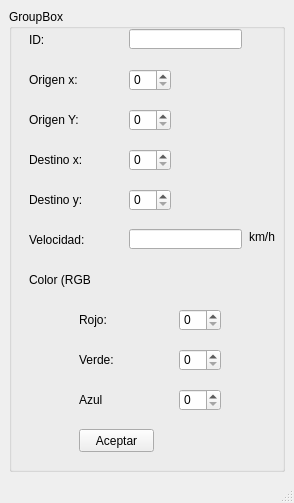
Before: the Qt Designer form mainwindow.ui in SaulCabello/Actividad-10, drawn with Qt 5.
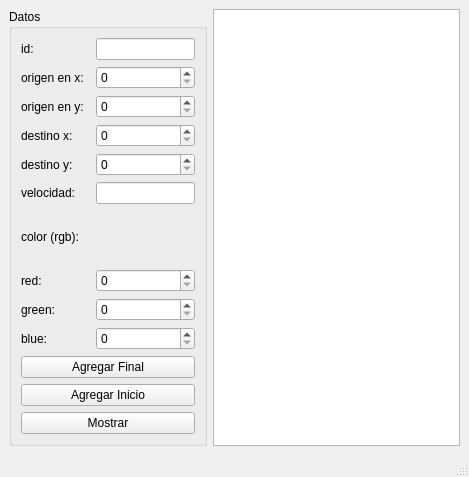
After: the same form once the commit is applied.

Diff of the .ui file:
```diff
--- a/mainwindow.ui
+++ b/mainwindow.ui
@@ -6,288 +6,172 @@
    <rect>
     <x>0</x>
     <y>0</y>
-    <width>294</width>
-    <height>503</height>
+    <width>469</width>
+    <height>477</height>
    </rect>
   </property>
   <property name="windowTitle">
    <string>MainWindow</string>
   </property>
   <widget class="QWidget" name="centralwidget">
-   <layout class="QGridLayout" name="gridLayout">
+   <layout class="QGridLayout" name="gridLayout_2">
     <item row="0" column="0">
      <widget class="QGroupBox" name="groupBox">
       <property name="title">
-       <string>GroupBox</string>
+       <string>Datos</string>
       </property>
-      <widget class="QPushButton" name="pushButton">
-       <property name="geometry">
-        <rect>
-         <x>70</x>
-         <y>420</y>
-         <width>75</width>
-         <height>23</height>
-        </rect>
-       </property>
+      <layout class="QGridLayout" name="gridLayout">
+       <item row="13" column="0" colspan="3">
+        <widget class="QPushButton" name="mostrar_pushButton">
        <property name="text">
-        <string>Aceptar</string>
-       </property>
-      </widget>
-      <widget class="QSpinBox" name="spinBox_7">
-       <property name="geometry">
-        <rect>
-         <x>120</x>
-         <y>140</y>
-         <width>42</width>
-         <height>22</height>
-        </rect>
-       </property>
+          <string>Mostrar</string>
+         </property>
+        </widget>
+       </item>
+       <item row="7" column="2">
+        <widget class="QSpinBox" name="red_spinBox">
        <property name="maximum">
         <number>500</number>
        </property>
       </widget>
-      <widget class="QLabel" name="label_2">
-       <property name="geometry">
-        <rect>
-         <x>20</x>
-         <y>60</y>
-         <width>61</width>
-         <height>21</height>
-        </rect>
-       </property>
+       </item>
+       <item row="0" column="0">
+        <widget class="QLabel" name="label">
        <property name="text">
-        <string>Origen x:</string>
-       </property>
-      </widget>
-      <widget class="QLabel" name="label_11">
-       <property name="geometry">
-        <rect>
-         <x>240</x>
-         <y>220</y>
-         <width>41</width>
-         <height>16</height>
-        </rect>
-       </property>
+          <string>id:</string>
+         </property>
+        </widget>
+       </item>
+       <item row="8" column="2">
+        <widget class="QSpinBox" name="green_spinBox">
+         <property name="maximum">
+          <number>500</number>
+         </property>
+        </widget>
+       </item>
+       <item row="9" column="0" colspan="2">
+        <widget class="QLabel" name="label_10">
        <property name="text">
-        <string>km/h</string>
-       </property>
-      </widget>
-      <widget class="QLabel" name="label_7">
-       <property name="geometry">
-        <rect>
-         <x>70</x>
-         <y>300</y>
-         <width>61</width>
-         <height>21</height>
-        </rect>
-       </property>
+          <string>blue: </string>
+         </property>
+        </widget>
+       </item>
+       <item row="8" column="0" colspan="2">
+        <widget class="QLabel" name="label_9">
        <property name="text">
-        <string>Rojo:</string>
-       </property>
-      </widget>
-      <widget class="QSpinBox" name="spinBox_3">
-       <property name="geometry">
-        <rect>
-         <x>170</x>
-         <y>380</y>
-         <width>42</width>
-         <height>22</height>
-        </rect>
-       </property>
+          <string>green:</string>
+         </property>
+        </widget>
+       </item>
+       <item row="3" column="2">
+        <widget class="QSpinBox" name="destino_x_spinBox">
        <property name="maximum">
-        <number>255</number>
-       </property>
-      </widget>
-      <widget class="QSpinBox" name="spinBox_8">
-       <property name="geometry">
-        <rect>
-         <x>120</x>
-         <y>180</y>
-         <width>42</width>
-         <height>22</height>
-        </rect>
-       </property>
-       <property name="maximum">
         <number>500</number>
        </property>
       </widget>
+       </item>
+       <item row="2" column="0">
       <widget class="QLabel" name="label_3">
-       <property name="geometry">
-        <rect>
-         <x>20</x>
-         <y>100</y>
-         <width>61</width>
-         <height>21</height>
-        </rect>
-       </property>
        <property name="text">
-        <string>Origen Y:</string>
-       </property>
-      </widget>
+          <string>origen en y:</string>
+         </property>
+        </widget>
+       </item>
+       <item row="5" column="0">
       <widget class="QLabel" name="label_6">
-       <property name="geometry">
-        <rect>
-         <x>20</x>
-         <y>180</y>
-         <width>61</width>
-         <height>21</height>
-        </rect>
-       </property>
        <property name="text">
-        <string>Destino y:</string>
-       </property>
-      </widget>
-      <widget class="QLineEdit" name="lineEdit_2">
-       <property name="geometry">
-        <rect>
-         <x>120</x>
-         <y>220</y>
-         <width>113</width>
-         <height>20</height>
-        </rect>
-       </property>
-      </widget>
-      <widget class="QSpinBox" name="spinBox_2">
-       <property name="geometry">
-        <rect>
-         <x>170</x>
-         <y>340</y>
-         <width>42</width>
-         <height>22</height>
-        </rect>
-       </property>
-       <property name="maximum">
-        <number>255</number>
-       </property>
-      </widget>
-      <widget class="QLineEdit" name="lineEdit">
-       <property name="geometry">
-        <rect>
-         <x>120</x>
-         <y>20</y>
-         <width>113</width>
-         <height>20</height>
-        </rect>
-       </property>
-      </widget>
+          <string>velocidad:</string>
+         </property>
+        </widget>
+       </item>
+       <item row="0" column="2">
+        <widget class="QLineEdit" name="id_lineEdit"/>
+       </item>
+       <item row="12" column="0" colspan="3">
+        <widget class="QPushButton" name="agregar_inicio_pushButton">
+         <property name="text">
+          <string>Agregar Inicio</string>
+         </property>
+        </widget>
+       </item>
+       <item row="3" column="0">
       <widget class="QLabel" name="label_4">
-       <property name="geometry">
-        <rect>
-         <x>20</x>
-         <y>140</y>
-         <width>61</width>
-         <height>21</height>
-        </rect>
-       </property>
        <property name="text">
-        <string>Destino x:</string>
-       </property>
-      </widget>
-      <widget class="QSpinBox" name="spinBox_6">
-       <property name="geometry">
-        <rect>
-         <x>120</x>
-         <y>100</y>
-         <width>42</width>
-         <height>22</height>
-        </rect>
-       </property>
+          <string>destino x:</string>
+         </property>
+        </widget>
+       </item>
+       <item row="5" column="2">
+        <widget class="QLineEdit" name="velocidad_lineEdit"/>
+       </item>
+       <item row="1" column="2">
+        <widget class="QSpinBox" name="origen_x_spinBox">
        <property name="maximum">
         <number>500</number>
        </property>
       </widget>
-      <widget class="QLabel" name="label_5">
-       <property name="geometry">
-        <rect>
-         <x>20</x>
-         <y>220</y>
-         <width>61</width>
-         <height>21</height>
-        </rect>
-       </property>
+       </item>
+       <item row="6" column="0">
+        <widget class="QLabel" name="label_7">
        <property name="text">
-        <string>Velocidad:</string>
-       </property>
-      </widget>
+          <string>color (rgb):</string>
+         </property>
+        </widget>
+       </item>
+       <item row="9" column="2">
+        <widget class="QSpinBox" name="blue_spinBox">
+         <property name="maximum">
+          <number>500</number>
+         </property>
+        </widget>
+       </item>
+       <item row="7" column="0" colspan="2">
       <widget class="QLabel" name="label_8">
-       <property name="geometry">
-        <rect>
-         <x>20</x>
-         <y>260</y>
-         <width>61</width>
-         <height>21</height>
-        </rect>
-       </property>
        <property name="text">
-        <string>Color (RGB):</string>
-       </property>
-      </widget>
-      <widget class="QSpinBox" name="spinBox">
-       <property name="geometry">
-        <rect>
-         <x>170</x>
-         <y>300</y>
-         <width>42</width>
-         <height>22</height>
-        </rect>
-       </property>
-       <property name="maximum">
-        <number>255</number>
-       </property>
-      </widget>
-      <widget class="QLabel" name="label_10">
-       <property name="geometry">
-        <rect>
-         <x>70</x>
-         <y>380</y>
-         <width>61</width>
-         <height>21</height>
-        </rect>
-       </property>
+          <string>red:</string>
+         </property>
+        </widget>
+       </item>
+       <item row="4" column="0">
+        <widget class="QLabel" name="label_5">
        <property name="text">
-        <string>Azul</string>
-       </property>
-      </widget>
-      <widget class="QSpinBox" name="spinBox_5">
-       <property name="geometry">
-        <rect>
-         <x>120</x>
-         <y>60</y>
-         <width>42</width>
-         <height>22</height>
-        </rect>
-       </property>
+          <string>destino y: </string>
+         </property>
+        </widget>
+       </item>
+       <item row="2" column="2">
+        <widget class="QSpinBox" name="origen_y_spinBox">
        <property name="maximum">
         <number>500</number>
        </property>
       </widget>
-      <widget class="QLabel" name="label_9">
-       <property name="geometry">
-        <rect>
-         <x>70</x>
-         <y>340</y>
-         <width>61</width>
-         <height>21</height>
-        </rect>
-       </property>
+       </item>
+       <item row="11" column="0" colspan="3">
+        <widget class="QPushButton" name="agregar_final_pushButton">
        <property name="text">
-        <string>Verde:</string>
-       </property>
-      </widget>
-      <widget class="QLabel" name="label">
-       <property name="geometry">
-        <rect>
-         <x>20</x>
-         <y>20</y>
-         <width>61</width>
-         <height>21</height>
-        </rect>
-       </property>
+          <string>Agregar Final</string>
+         </property>
+        </widget>
+       </item>
+       <item row="1" column="0">
+        <widget class="QLabel" name="label_2">
        <property name="text">
-        <string>ID:</string>
-       </property>
-      </widget>
-     </widget>
+          <string>origen en x:</string>
+         </property>
+        </widget>
+       </item>
+       <item row="4" column="2">
+        <widget class="QSpinBox" name="destino_y_spinBox">
+         <property name="maximum">
+          <number>500</number>
+         </property>
+        </widget>
+       </item>
+      </layout>
+     </widget>
+    </item>
+    <item row="0" column="1">
+     <widget class="QPlainTextEdit" name="salida"/>
     </item>
    </layout>
   </widget>
```
Left out of the diff: 2 changed lines with no effect on the pictures. Lines whose indentation alone changed are shown as unchanged.
